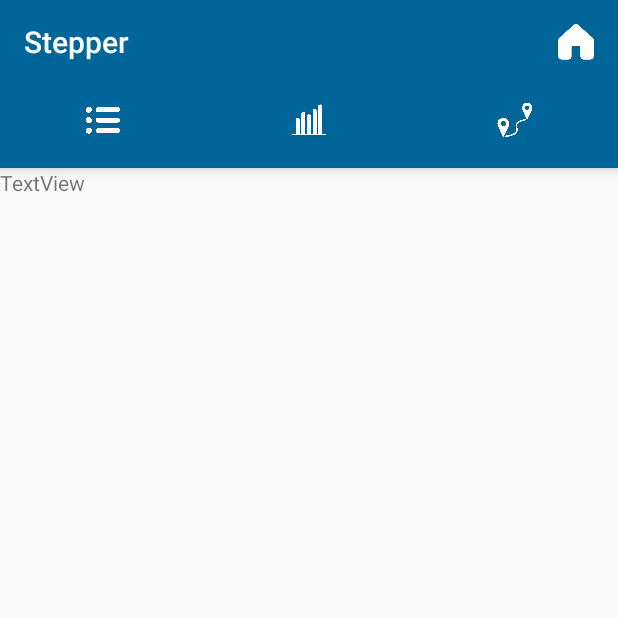
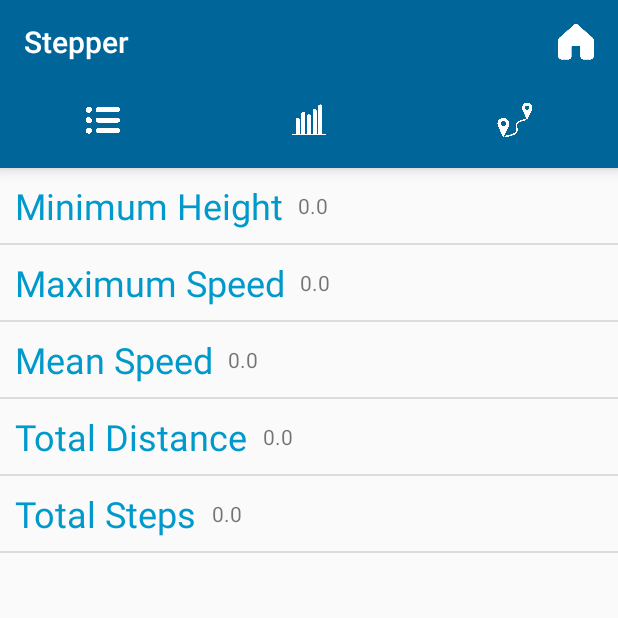
Before and after one commit to Midelcas/MobileDevicesProgramming, an Android app: the ListFragment screen opened directly, with no data from a screen before it, on a phone screen of 412 x 824 dp, the top half of it. Run offline under Robolectric (Android 15) with nearby library versions, the phone set to English and light mode, and no system bars; libraries missing offline, so code that uses them is left out: com.github.mikephil.charting; 46 statements that could not run were skipped.

Commit message:
This version has the list of results implemented, but requires formatting

```diff
--- a/app/src/main/java/com/example/midel/stepper/ListFragment.java
+++ b/app/src/main/java/com/example/midel/stepper/ListFragment.java
@@ -1,15 +1,141 @@
 package com.example.midel.stepper;
 
+import android.content.Context;
 import android.os.Bundle;
 import android.support.v4.app.Fragment;
 import android.view.LayoutInflater;
 import android.view.View;
 import android.view.ViewGroup;
+import android.widget.ArrayAdapter;
+import android.widget.ListView;
+import android.widget.TextView;
+
+import java.util.ArrayList;
 
 public class ListFragment extends Fragment {
 
+    ListView lv;
+    SimpleWalk simpleWalk;
+    double[] array_values=null;
+
+
     @Override
     public View onCreateView(LayoutInflater inflater, ViewGroup container, Bundle savedInstanceState) {
-        return inflater.inflate(R.layout.list_fragment, container, false);
+
+        SimpleWalk simpleWalk = (SimpleWalk) getArguments().getSerializable(getString(R.string.simpleWalk));
+        ArrayList<SlotWalk> slotWalkList= simpleWalk.getRouteList();
+
+        View rootView=inflater.inflate(R.layout.list_fragment, container,false);
+
+        super.onCreate(savedInstanceState);
+        lv = (ListView)rootView.findViewById(R.id.listView2);
+        lv.setChoiceMode(lv.CHOICE_MODE_SINGLE);
+        array_values = valuesCalculator(simpleWalk);
+        ActivityData activityData = new ActivityData();
+        array_values = valuesCalculator(simpleWalk);
+        ActivitiesArrayAdapter activitiesArrayAdapter = new ActivitiesArrayAdapter(getActivity(), activityData.getActivityDataList());
+        array_values = valuesCalculator(simpleWalk);
+        lv.setAdapter(activitiesArrayAdapter);
+
+        return rootView;
+
+    }
+
+    private double [] valuesCalculator (SimpleWalk simpleWalk){
+        double minimumAltitude=simpleWalk.getMinimumAtitude();
+        double totalDistance=simpleWalk.getTotalDistance();
+        double totalSteps= (double) simpleWalk.getTotalSteps();
+        double maxSpeed=(double) 0;
+        double meanSpeed= (double) 0;
+        double [] valores={0,0,0,0,0};
+
+        for(int i=0; i<simpleWalk.getRouteList().size();i++){
+            meanSpeed+=(simpleWalk.getRouteList().get(i).getDistance())/(simpleWalk.getRouteList().get(i).getTime());
+            if(simpleWalk.getRouteList().get(i).getDistance()>maxSpeed){
+                maxSpeed=simpleWalk.getRouteList().get(i).getDistance();
+            }
+        }
+        meanSpeed=3.6*(meanSpeed/(simpleWalk.getRouteList().size()));
+        maxSpeed*=3.6;
+
+        valores [0] = minimumAltitude;
+        valores [1] = maxSpeed;
+        valores [2] = meanSpeed;
+        valores [3] = totalDistance;
+        valores [4] = totalSteps;
+
+        return valores;
+    }
+
+
+    public class Activity {
+        private Double result;
+        private String name;
+
+        public Activity (Double res, String n){
+            result=res;
+            name=n;
+        }
+        public Double getResult(){
+            return result;
+        }
+        public String getName(){
+            return name;
+        }
+        public String toString(){
+            return name;
+        }
+    }
+    public class ActivityData{
+
+        private String [] activities_names={
+                "Minimum Height",
+                "Maximum Speed",
+                "Mean Speed",
+                "Total Distance",
+                "Total Steps"
+        };
+        private double [] activities_results = array_values;
+
+        private ArrayList<Activity> mList= new ArrayList<Activity>();
+
+        public ActivityData(){
+            //activities_results=valuesCalculator(simpleWalk);
+            for(int i=0;i<activities_names.length;i++){
+                Activity activity=new Activity(activities_results[i],activities_names[i]);
+                mList.add(activity);
+            }
+        }
+
+        public ArrayList<Activity> getActivityDataList() {
+            return mList;
+        }
+    }
+    class ActivitiesArrayAdapter extends  ArrayAdapter <Activity>{
+        private ArrayList<Activity> items;
+        private Context mContext;
+
+        ActivitiesArrayAdapter(Context context, ArrayList<Activity> activities){
+            super(context, 0, activities);
+            items=activities;
+            mContext=context;
+        }
+
+        @Override
+        public View getView (int position2, View convertView, ViewGroup parent){
+            View newView = convertView;
+            if(newView==null){
+                LayoutInflater inflater=(LayoutInflater) mContext.getSystemService(Context.LAYOUT_INFLATER_SERVICE);
+                newView=inflater.inflate(R.layout.activity_list_item, parent, false);
+            }
+            TextView name =(TextView)newView.findViewById(R.id.tvactivity_name);
+            TextView result=(TextView)newView.findViewById(R.id.tvactivity_result);
+
+            Activity activity=items.get(position2);
+            name.setText(activity.getName());
+            result.setText(Double.toString(activity.getResult()));
+
+            return newView;
+        }
     }
 }
--- a/app/src/main/java/com/example/midel/stepper/MainActivity.java
+++ b/app/src/main/java/com/example/midel/stepper/MainActivity.java
@@ -190,7 +190,7 @@ public class MainActivity extends AppCompatActivity implements ListView.OnItemCl
         i = new Intent(MainActivity.this,WalkActivity.class);
         i.putExtra(getString(R.string.simpleWalkList), activitiesList );
         startActivity(i);
-//        finish();
+        finish();
     }
 
     private void goToStatisticsActivity(SimpleWalk simple){
--- a/app/src/main/java/com/example/midel/stepper/SimpleWalk.java
+++ b/app/src/main/java/com/example/midel/stepper/SimpleWalk.java
@@ -52,6 +52,7 @@ public class SimpleWalk implements Serializable {
     public String getName(){ return mName;}
     public Date getDate(){ return mDate;}
     public float getTotalTime(){ return mTotalTime;}
+    public double getMinimumAtitude(){ return mMinAltitude;}
     public long getTotalSteps(){ return mTotalSteps;}
     public double getTotalDistance(){ return mTotalDistance;}
     public double getEndingLongitude() { return mEndingLongitude;}
--- /dev/null
+++ b/app/src/main/res/layout/activity_list_item.xml
@@ -0,0 +1,25 @@
+<?xml version="1.0" encoding="utf-8"?>
+<LinearLayout xmlns:android="http://schemas.android.com/apk/res/android"
+    xmlns:tools="http://schemas.android.com/tools"
+    android:layout_width="match_parent"
+    android:layout_height="50dp"
+    android:gravity="center_vertical">
+
+    <TextView
+        android:id="@+id/tvactivity_name"
+        android:layout_width="wrap_content"
+        android:layout_height="wrap_content"
+        android:layout_marginLeft="10dp"
+        android:layout_marginRight="10dp"
+        android:text="Activity Name"
+        android:textColor="@android:color/holo_blue_dark"
+        android:textSize="24dp" />
+
+    <TextView
+        android:id="@+id/tvactivity_result"
+        android:layout_width="wrap_content"
+        android:layout_height="wrap_content"
+        android:layout_weight="1"
+        android:text="TextView" />
+
+</LinearLayout>
--- a/app/src/main/res/layout/list_fragment.xml
+++ b/app/src/main/res/layout/list_fragment.xml
@@ -5,20 +5,19 @@ xmlns:tools="http://schemas.android.com/tools"
 android:layout_width="match_parent"
 android:layout_height="match_parent"
 tools:context=".ListFragment">
-<LinearLayout
-android:layout_width="match_parent"
-android:layout_height="match_parent"
-android:orientation="vertical">
 
-<TextView
-    android:id="@+id/tvname"
-    android:layout_width="match_parent"
-    android:layout_height="wrap_content"
-    android:text="TextView"
-    android:inputType="text"
-    tools:layout_editor_absoluteX="134dp"
-    tools:layout_editor_absoluteY="102dp" />
+    <LinearLayout
+        android:layout_width="match_parent"
+        android:layout_height="match_parent"
+        android:orientation="vertical"
+        tools:layout_editor_absoluteX="62dp"
+        tools:layout_editor_absoluteY="0dp">
 
-</LinearLayout>
+        <ListView
+            android:id="@+id/listView2"
+            android:layout_width="match_parent"
+            android:layout_height="500dp"
+            android:layout_marginBottom="50dp" />
+    </LinearLayout>
 
 </android.support.constraint.ConstraintLayout>
```
